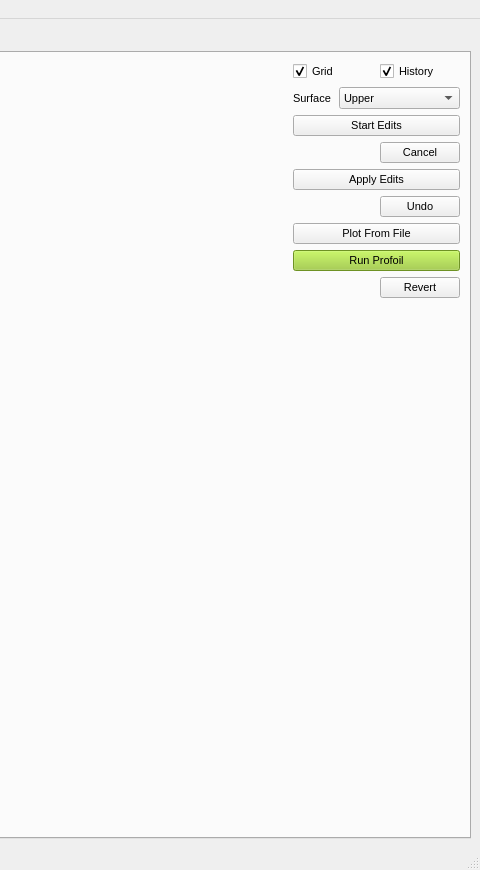
First picture: the form in GUI.ui, repository kjayawar/PROFOIL-UI, before the edit; both pictures show x 728 to 1208 and y 0 to 870 of the 1208 by 870 pixel window.
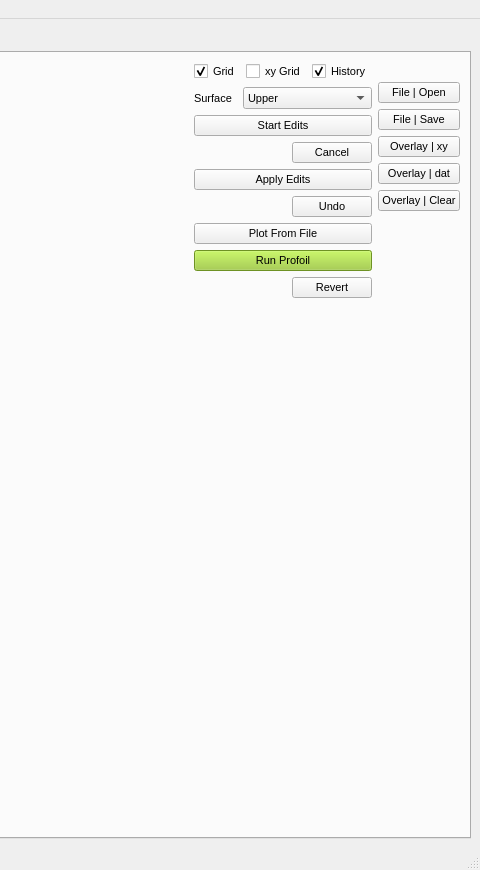
Second picture: the form after the edit.

Patch:
```diff
--- a/GUI.ui
+++ b/GUI.ui
@@ -35,7 +35,7 @@
        <attribute name="title">
         <string>Design View</string>
        </attribute>
-       <layout class="QHBoxLayout" name="horizontalLayout_10" stretch="6,1">
+       <layout class="QHBoxLayout" name="horizontalLayout_10" stretch="6,1,0">
         <item>
          <layout class="QVBoxLayout" name="verticalLayout_canvas">
           <item>
@@ -67,6 +67,16 @@
               </property>
              </widget>
             </item>
+            <item>
+             <widget class="QCheckBox" name="checkBox_airfoil_grid">
+              <property name="text">
+               <string>xy Grid</string>
+              </property>
+              <property name="checked">
+               <bool>false</bool>
+              </property>
+             </widget>
+            </item>
             <item>
              <widget class="QCheckBox" name="checkBox_history">
               <property name="text">
@@ -276,6 +286,74 @@
           </item>
          </layout>
         </item>
+        <item>
+         <layout class="QVBoxLayout" name="verticalLayout_2">
+          <item>
+           <spacer name="verticalSpacer_3">
+            <property name="orientation">
+             <enum>Qt::Vertical</enum>
+            </property>
+            <property name="sizeType">
+             <enum>QSizePolicy::Fixed</enum>
+            </property>
+            <property name="sizeHint" stdset="0">
+             <size>
+              <width>20</width>
+              <height>20</height>
+             </size>
+            </property>
+           </spacer>
+          </item>
+          <item>
+           <widget class="QPushButton" name="btn_file_open">
+            <property name="text">
+             <string>File | Open</string>
+            </property>
+           </widget>
+          </item>
+          <item>
+           <widget class="QPushButton" name="btn_file_save">
+            <property name="text">
+             <string>File | Save</string>
+            </property>
+           </widget>
+          </item>
+          <item>
+           <widget class="QPushButton" name="btn_overlay_xy">
+            <property name="text">
+             <string>Overlay | xy</string>
+            </property>
+           </widget>
+          </item>
+          <item>
+           <widget class="QPushButton" name="btn_overlay_dat">
+            <property name="text">
+             <string>Overlay | dat</string>
+            </property>
+           </widget>
+          </item>
+          <item>
+           <widget class="QPushButton" name="btn_overlay_clear">
+            <property name="text">
+             <string>Overlay | Clear</string>
+            </property>
+           </widget>
+          </item>
+          <item>
+           <spacer name="verticalSpacer_2">
+            <property name="orientation">
+             <enum>Qt::Vertical</enum>
+            </property>
+            <property name="sizeHint" stdset="0">
+             <size>
+              <width>20</width>
+              <height>40</height>
+             </size>
+            </property>
+           </spacer>
+          </item>
+         </layout>
+        </item>
        </layout>
       </widget>
       <widget class="QWidget" name="widget">
```
